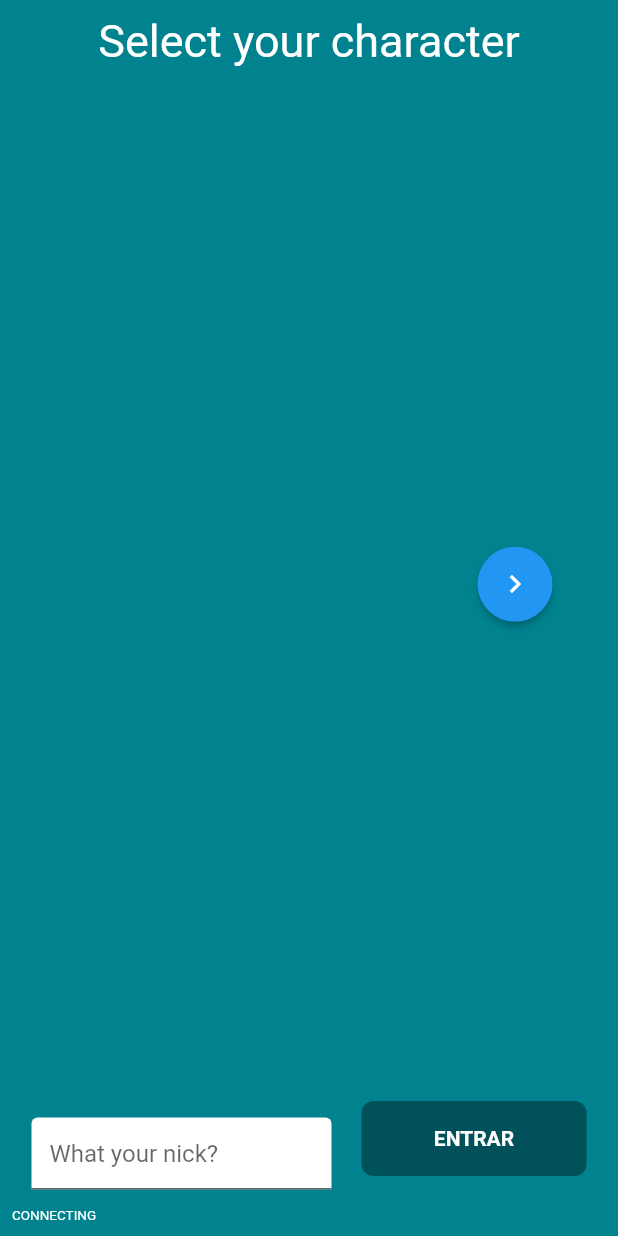
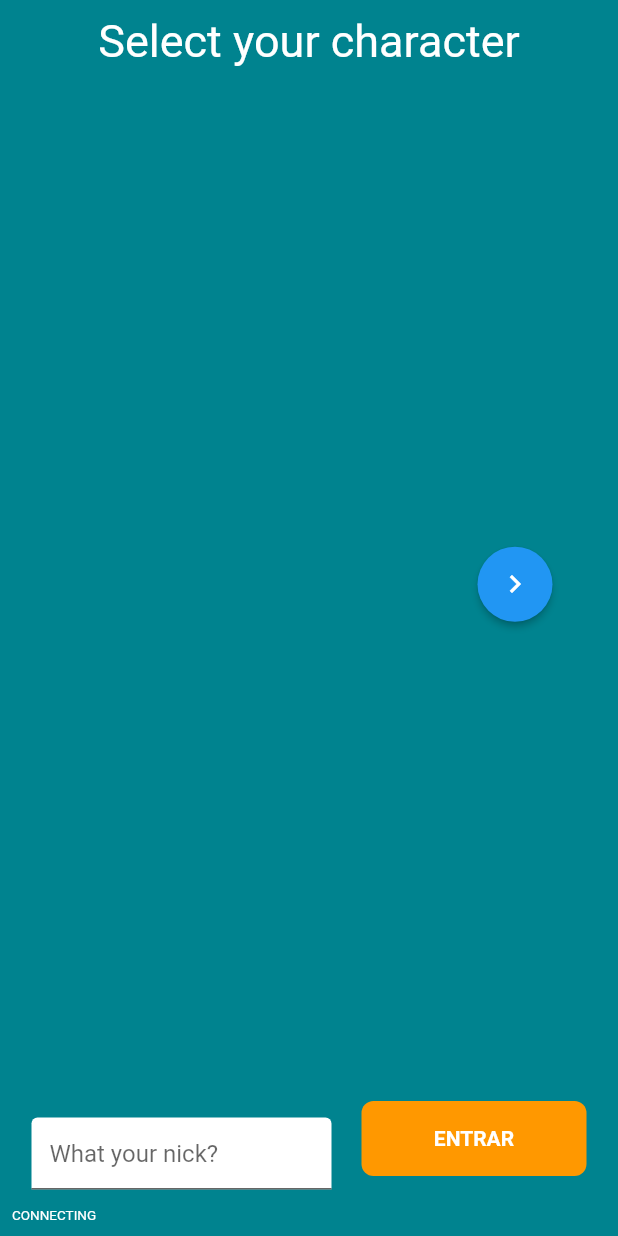
Before and after one commit to RafaelBarbosatec/mountain_fight, a Flutter app: the screen it shows after launch, on a phone screen of 412 x 824 dp. Run offline on Flutter 3.47's test engine with Material 2 defaults, Android fonts, the light colour scheme and no system bars; our stand-ins replace socket_io_client; missing offline and left inert: bonfire; network calls fail; statements that could not run were skipped.

Commit message:
update to nullsafety

```diff
--- a/lib/person_select.dart
+++ b/lib/person_select.dart
@@ -81,7 +81,7 @@ class _PersonSelectState extends State<PersonSelect> {
                               hintText: 'What your nick?',
                             ),
                             validator: (text) {
-                              if (text.isEmpty) {
+                              if (text?.isNotEmpty != true) {
                                 return 'Nick required';
                               }
                               return null;
@@ -99,8 +99,7 @@ class _PersonSelectState extends State<PersonSelect> {
                             SizedBox(
                               height: 50,
                               width: 150,
-                              child: RaisedButton(
-                                color: Colors.orange,
+                              child: ElevatedButton(
                                 child: Text(
                                   'ENTRAR',
                                   style: TextStyle(
@@ -108,8 +107,15 @@ class _PersonSelectState extends State<PersonSelect> {
                                     fontWeight: FontWeight.bold,
                                   ),
                                 ),
-                                shape: RoundedRectangleBorder(
-                                  borderRadius: BorderRadius.circular(8),
+                                style: ButtonStyle(
+                                  backgroundColor: MaterialStateProperty.all(
+                                    Colors.orange,
+                                  ),
+                                  shape: MaterialStateProperty.all(
+                                    RoundedRectangleBorder(
+                                      borderRadius: BorderRadius.circular(8),
+                                    ),
+                                  ),
                                 ),
                                 onPressed: statusServer == 'CONNECTED'
                                     ? _goGame
@@ -174,17 +180,25 @@ class _PersonSelectState extends State<PersonSelect> {
                       child: SizedBox(
                         width: 50,
                         height: 50,
-                        child: RaisedButton(
-                          color: Colors.blue,
-                          padding: EdgeInsets.all(0),
+                        child: ElevatedButton(
+                          style: ButtonStyle(
+                            backgroundColor: MaterialStateProperty.all(
+                              Colors.blue,
+                            ),
+                            padding: MaterialStateProperty.all(
+                              EdgeInsets.zero,
+                            ),
+                            shape: MaterialStateProperty.all(
+                              RoundedRectangleBorder(
+                                borderRadius: BorderRadius.circular(25),
+                              ),
+                            ),
+                          ),
                           child: Center(
                               child: Icon(
                             Icons.chevron_left,
                             color: Colors.white,
                           )),
-                          shape: RoundedRectangleBorder(
-                            borderRadius: BorderRadius.circular(25),
-                          ),
                           onPressed: _previous,
                         ),
                       ),
@@ -220,16 +234,24 @@ class _PersonSelectState extends State<PersonSelect> {
                       child: SizedBox(
                         width: 50,
                         height: 50,
-                        child: RaisedButton(
-                          color: Colors.blue,
-                          padding: EdgeInsets.all(0),
+                        child: ElevatedButton(
                           child: Center(
                               child: Icon(
                             Icons.chevron_right,
                             color: Colors.white,
                           )),
-                          shape: RoundedRectangleBorder(
-                            borderRadius: BorderRadius.circular(25),
+                          style: ButtonStyle(
+                            backgroundColor: MaterialStateProperty.all(
+                              Colors.blue,
+                            ),
+                            padding: MaterialStateProperty.all(
+                              EdgeInsets.zero,
+                            ),
+                            shape: MaterialStateProperty.all(
+                              RoundedRectangleBorder(
+                                borderRadius: BorderRadius.circular(25),
+                              ),
+                            ),
                           ),
                           onPressed: _next,
                         ),
@@ -263,7 +285,7 @@ class _PersonSelectState extends State<PersonSelect> {
   }
 
   void _goGame() {
-    if (_form.currentState.validate()) {
+    if (_form.currentState?.validate() == true) {
       if (SocketManager().connected) {
         setState(() {
           loading = true;
--- a/lib/player/remote_player.dart
+++ b/lib/player/remote_player.dart
@@ -10,7 +10,7 @@ class RemotePlayer extends SimpleEnemy
     with ServerRemotePlayerControl, ObjectCollision {
   final int id;
   final String nick;
-  TextPaint _textConfig;
+  late TextPaint _textConfig;
   Vector2 sizeTextNick = Vector2.zero();
 
   RemotePlayer(this.id, this.nick, Vector2 initPosition,
@@ -115,7 +115,7 @@ class RemotePlayer extends SimpleEnemy
       direction: direction.getDirection(),
       animationDestroy: SpriteSheetHero.smokeExplosion,
       size: Vector2.all(tileSize * 0.9),
-      speed: speed * 1.5,
+      speed: speed * 3,
       enableDiagonal: false,
       damage: 15,
       collision: CollisionConfig(
--- a/lib/player/sprite_sheet_hero.dart
+++ b/lib/player/sprite_sheet_hero.dart
@@ -3,12 +3,12 @@ import 'dart:ui';
 import 'package:bonfire/bonfire.dart';
 
 class SpriteSheetHero {
-  static SpriteSheet hero1;
-  static SpriteSheet hero2;
-  static SpriteSheet hero3;
-  static SpriteSheet hero4;
-  static SpriteSheet hero5;
-  static SpriteSheet spriteSheetEmotes;
+  static late SpriteSheet hero1;
+  static late SpriteSheet hero2;
+  static late SpriteSheet hero3;
+  static late SpriteSheet hero4;
+  static late SpriteSheet hero5;
+  static late SpriteSheet spriteSheetEmotes;
 
   static load() async {
     hero1 = await _create('heroes/hero1.png', columns: 4);
--- a/lib/socket/SocketManager.dart
+++ b/lib/socket/SocketManager.dart
@@ -1,13 +1,11 @@
-import 'package:flutter/cupertino.dart';
 import 'package:flutter/foundation.dart';
 import 'package:socket_io_client/socket_io_client.dart' as IO;
 
 class SocketManager {
   static const LOG = 'SocketManager:';
   static final SocketManager _singleton = SocketManager._internal();
-  static IO.Socket socket;
-  static String baseUrl;
-  ValueChanged<bool> connectStatus;
+  static late IO.Socket socket;
+  static String baseUrl = '';
 
   bool isDebug = !kReleaseMode;
 
--- a/pubspec.yaml
+++ b/pubspec.yaml
@@ -14,13 +14,13 @@ description: A new Flutter application.
 version: 1.0.0+1
 
 environment:
-  sdk: ">=2.6.0 <3.0.0"
+  sdk: ">=2.15.1 <3.0.0"
 
 dependencies:
   flutter:
     sdk: flutter
 
-  bonfire: ^2.0.0
+  bonfire: ^2.1.0
   socket_io_client: ^1.0.2
 
 dev_dependencies:
```
Also changed, not shown: lib/game.dart (+9 -14 lines), lib/interface/interface_overlay.dart (+20 -17 lines), lib/main.dart (+6 -4 lines), lib/player/game_player.dart (+11 -21 lines), lib/socket/server_player_control.dart (+4 -7 lines), lib/socket/socket_message.dart (+33 -90 lines), lib/util/buffer_delay.dart (+4 -4 lines), lib/widgets/button_small.dart (deleted, +0 -52 lines), pubspec.lock.
